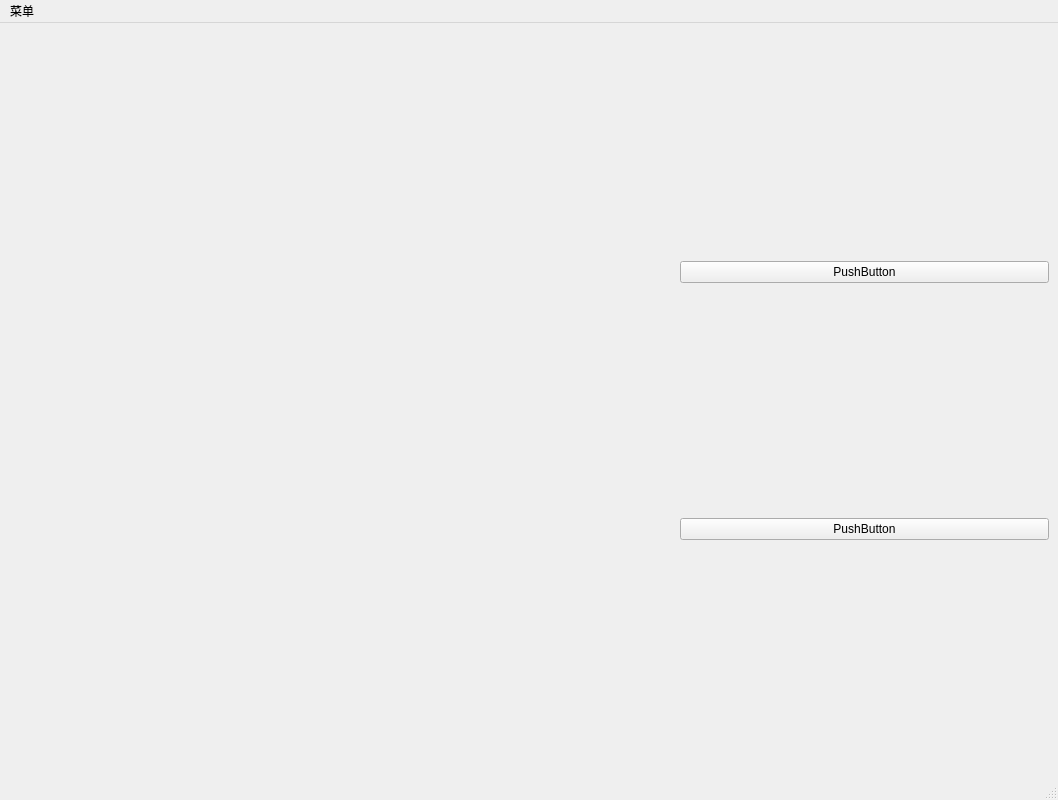
Old version of the form ui_mainwindow.ui in the repository ylzf0000/ChineseChess.
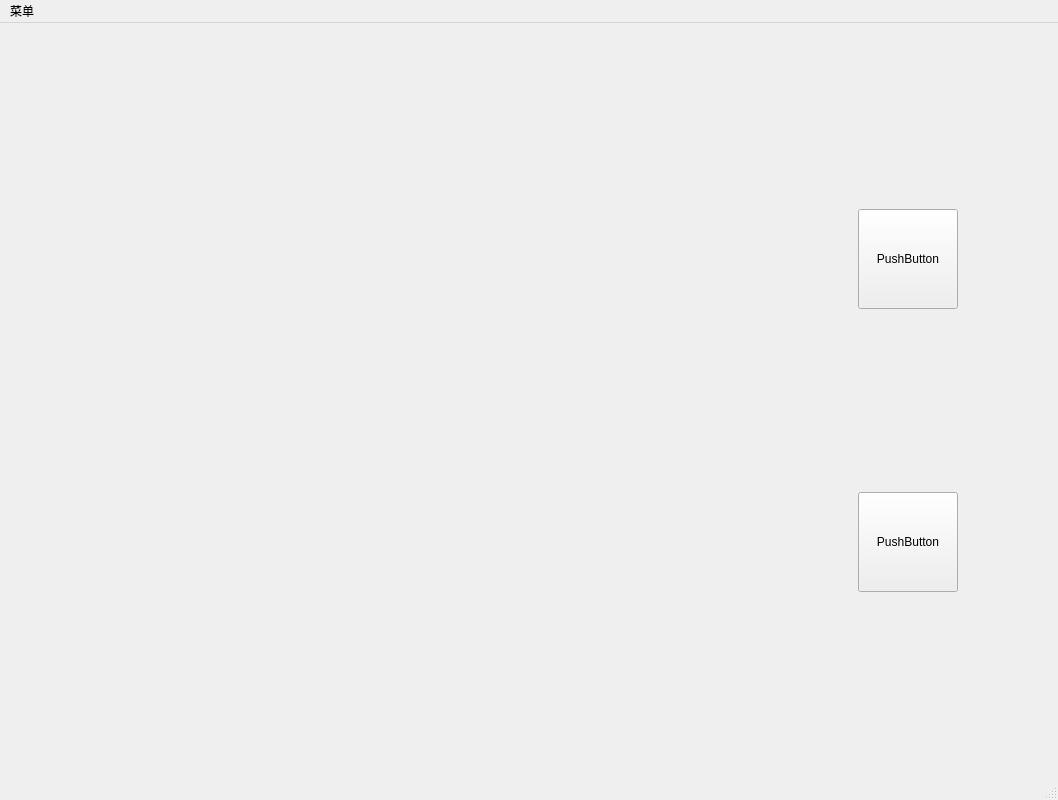
New version of the form. Custom widgets are drawn as their Qt base class.

Commit message: 增加判断胜负

What changed in the file:
```diff
--- a/ui_mainwindow.ui
+++ b/ui_mainwindow.ui
@@ -7,7 +7,7 @@
     <x>0</x>
     <y>0</y>
     <width>1058</width>
-    <height>790</height>
+    <height>796</height>
    </rect>
   </property>
   <property name="windowTitle">
@@ -33,8 +33,17 @@
     </item>
     <item>
      <layout class="QVBoxLayout" name="verticalLayout">
+      <property name="sizeConstraint">
+       <enum>QLayout::SetMinimumSize</enum>
+      </property>
       <item>
        <widget class="QPushButton" name="pushButton">
+        <property name="maximumSize">
+         <size>
+          <width>100</width>
+          <height>100</height>
+         </size>
+        </property>
         <property name="text">
          <string>PushButton</string>
         </property>
@@ -42,6 +51,12 @@
       </item>
       <item>
        <widget class="QPushButton" name="pushButton_2">
+        <property name="maximumSize">
+         <size>
+          <width>100</width>
+          <height>100</height>
+         </size>
+        </property>
         <property name="text">
          <string>PushButton</string>
         </property>
```
The commit also changes 2 other files.
